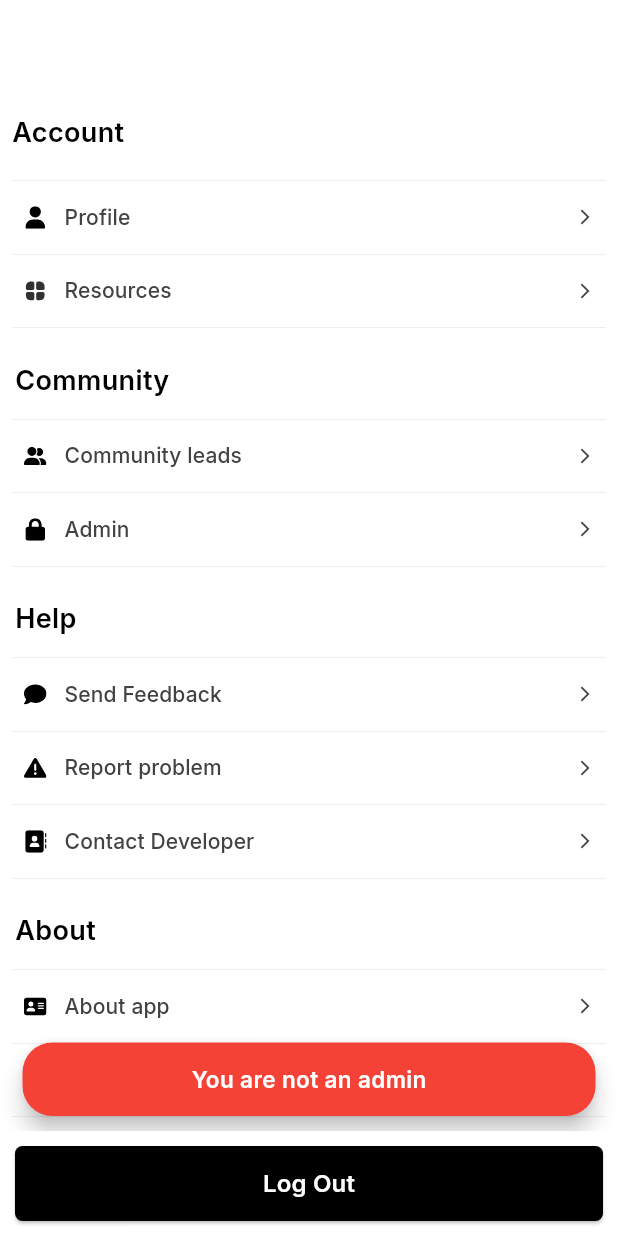
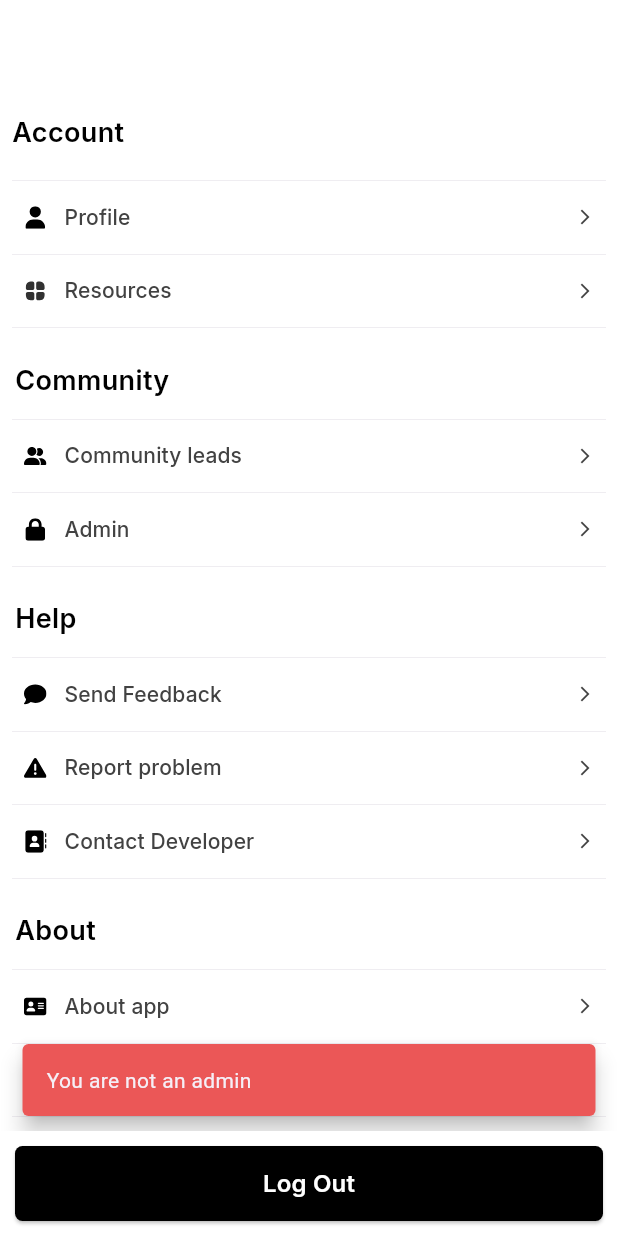
Before and after one commit to emilio-kariuki/gdsc_dekut, a Flutter app: the ProfilePage screen opened by its route, scrolled down 129 dp, after a tap on "Admin", on a phone screen of 412 x 824 dp. Run offline on Flutter 3.47's test engine with Material 2 defaults, Android fonts, the phone set to English and light mode, and no system bars; drawn by our look-alikes of auto_size_text; our stand-ins replace animated_bottom_navigation_bar, bloc, cached_network_image, cloud_firestore, connectivity_plus, dio and 19 more; missing offline and left inert: googleapis; accounts and stored records are empty; network calls fail; project files that could hold a hidden picture were left out; key blocks and very long unbroken strings in the code were emptied for the run.

Commit message:
update: updated the app version

```diff
--- a/gdsc-dekut-mobile/lib/views/home/profile_page.dart
+++ b/gdsc-dekut-mobile/lib/views/home/profile_page.dart
@@ -156,7 +156,7 @@ class AboutButtons extends StatelessWidget {
           const ProfilePadding(),
           ProfileCard(
             leadingLogo: AppImages.version,
-            title: "Version - 2.2.0",
+            title: "Version - 2.0.0+13",
             function: () {},
             showTrailing: false,
           ),
@@ -255,24 +255,15 @@ class CommunityButtons extends StatelessWidget {
                     if (state is UserAdmin) {
                       return Navigator.pushNamed(context, '/admin_page');
                     } else {
-                      return ScaffoldMessenger.of(context).showSnackBar(
-                        SnackBar(
-                          backgroundColor: Colors.red,
-                          behavior: SnackBarBehavior.floating,
-                          shape: RoundedRectangleBorder(
-                              borderRadius: BorderRadius.circular(20)),
-                          content: Center(
-                            child: AutoSizeText(
-                              "You are not an admin",
-                              style: GoogleFonts.inter(
-                                fontSize: 15,
-                                fontWeight: FontWeight.w600,
-                                color: Colors.white,
-                              ),
-                            ),
+                      WidgetsBinding.instance.addPostFrameCallback((_) {
+                        ScaffoldMessenger.of(context).showSnackBar(
+                          SnackBar(
+                            behavior: SnackBarBehavior.floating,
+                            backgroundColor: const Color(0xffEB5757),
+                            content: Text("You are not an admin"),
                           ),
-                        ),
-                      );
+                        );
+                      });
                     }
                   },
                   showTrailing: true,
@@ -347,9 +338,9 @@ class UserProfilePicture extends StatelessWidget {
                 height: height * 0.01,
               ),
               CachedNetworkImage(
-                imageUrl:  state.user.imageUrl! == "imageUrl"
-                        ? AppImages.defaultImage
-                        : state.user.imageUrl!,
+                imageUrl: state.user.imageUrl! == "imageUrl"
+                    ? AppImages.defaultImage
+                    : state.user.imageUrl!,
                 imageBuilder: (context, imageProvider) => Container(
                   height: 100,
                   width: 100,
```
